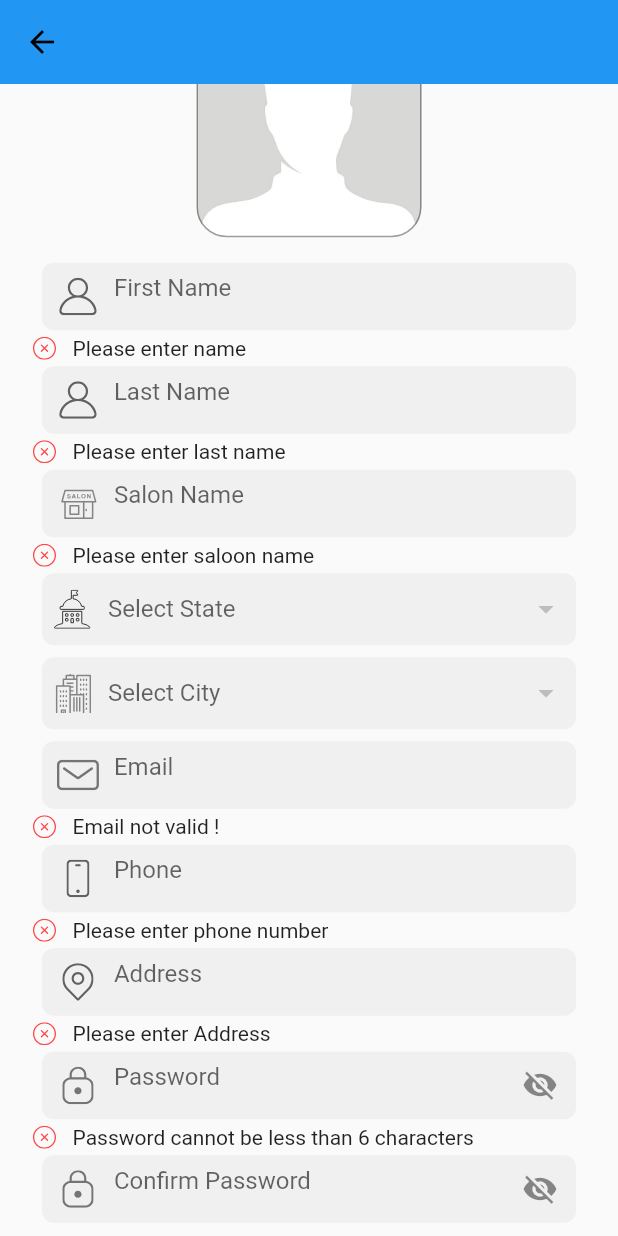
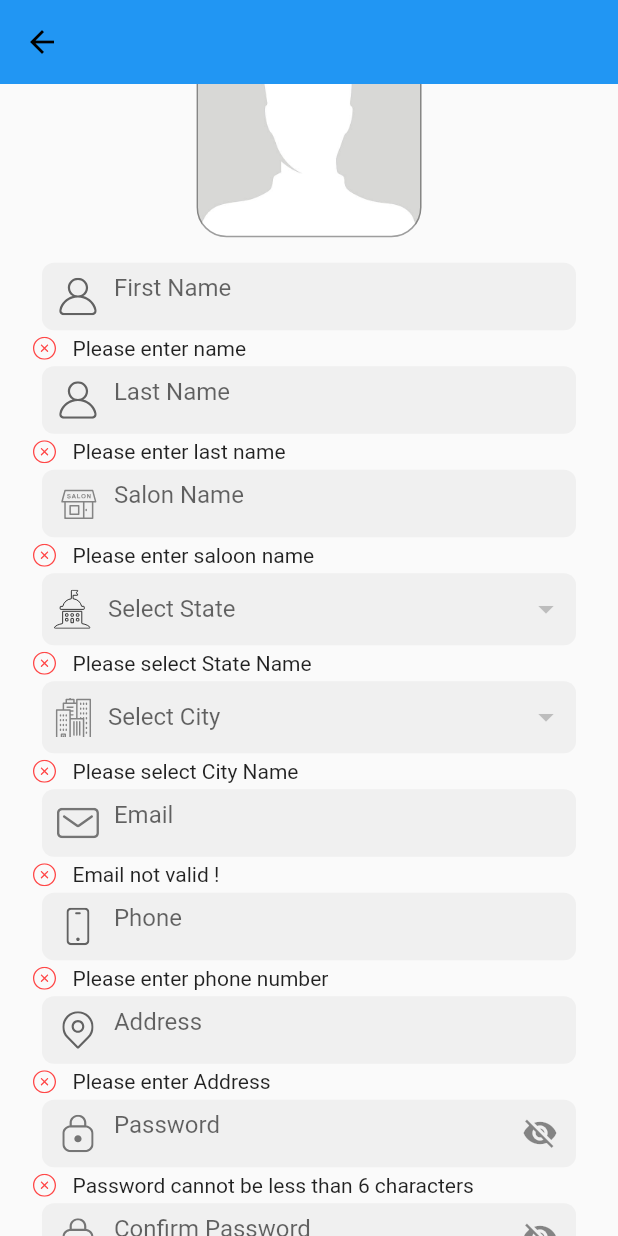
Before and after one commit to MAhsanEjaz/BiryaniHut, a Flutter app: the SignUpPage screen opened directly, scrolled down 275 dp, after a tap on "Register", on a phone screen of 412 x 824 dp. Run offline on Flutter 3.47's test engine with Material 2 defaults, Android fonts, the phone set to English and light mode, and no system bars; our stand-ins replace awesome_dialog, cached_network_image, flutter_rating_bar, flutter_spinkit, flutter_svg, fluttertoast and 11 more; missing offline and left inert: flutter_email_sender, flutter_paypal, flutter_stripe, pay, sumup; accounts and stored records are empty; network calls fail; project files that could hold a hidden picture were left out.

Commit message:
code changes

```diff
--- a/lib/customer/register/register_page.dart
+++ b/lib/customer/register/register_page.dart
@@ -377,7 +377,6 @@ class _SignUpScreenState extends State<SignUpPage> {
                   //   ),
                   // ),
                   //
-                  // if (isStateError) formErrorText(error: stateNameErrorString),
 
                   Padding(
                     padding: const EdgeInsets.symmetric(
@@ -390,7 +389,7 @@ class _SignUpScreenState extends State<SignUpPage> {
                         padding: const EdgeInsets.symmetric(horizontal: 8.0),
                         child: DropdownButton(
                             isExpanded: true,
-                            underline: SizedBox(),
+                            underline: const SizedBox(),
                             hint: Row(
                               children: [
                                 SvgPicture.asset(
@@ -399,7 +398,7 @@ class _SignUpScreenState extends State<SignUpPage> {
                                   height: 26,
                                   alignment: Alignment.centerLeft,
                                 ),
-                                SizedBox(width: 10),
+                                const SizedBox(width: 10),
                                 Text(statesName == null
                                     ? 'Select State'
                                     : statesName!),
@@ -423,6 +422,7 @@ class _SignUpScreenState extends State<SignUpPage> {
                       ),
                     ),
                   ),
+                  if (isStateError) formErrorText(error: stateNameErrorString),
 
                   Padding(
                     padding: const EdgeInsets.symmetric(
@@ -435,7 +435,7 @@ class _SignUpScreenState extends State<SignUpPage> {
                         padding: const EdgeInsets.symmetric(horizontal: 8.0),
                         child: DropdownButton(
                             isExpanded: true,
-                            underline: SizedBox(),
+                            underline: const SizedBox(),
                             hint: Row(
                               children: [
                                 SvgPicture.asset(
@@ -446,7 +446,7 @@ class _SignUpScreenState extends State<SignUpPage> {
                                   fit: BoxFit.cover,
                                   alignment: Alignment.centerLeft,
                                 ),
-                                SizedBox(width: 10),
+                                const SizedBox(width: 10),
                                 Text(cityName == null
                                     ? 'Select City'
                                     : cityName!),
@@ -482,7 +482,7 @@ class _SignUpScreenState extends State<SignUpPage> {
                   //     alignment: Alignment.centerLeft,
                   //   ),
                   // ),
-                  // if (isCityError) formErrorText(error: cityNameErrorString),
+                  if (isCityError) formErrorText(error: cityNameErrorString),
 
                   CustomTextField(
                       controller: emailCont,
@@ -714,16 +714,16 @@ class _SignUpScreenState extends State<SignUpPage> {
       isSalonError = false;
     }
 
-    if (stateCont.text.isEmpty) {
-      stateNameErrorString = "Please enter state name";
+    if (statesName == null) {
+      stateNameErrorString = "Please select State Name";
       isStateError = true;
       isValid = false;
     } else {
       isStateError = false;
     }
 
-    if (cityCont.text.isEmpty) {
-      cityNameErrorString = "Please enter city name";
+    if (cityName == null) {
+      cityNameErrorString = "Please select City Name";
       isCityError = true;
       isValid = false;
     } else {
--- a/lib/main.dart
+++ b/lib/main.dart
@@ -114,7 +114,7 @@ class _MyAppState extends State<MyApp> {
           : stripeApiKey.toString();
       await Stripe.instance.applySettings();
 
-      print('stripe--->${stripeApiKey}');
+      print('stripe--->$stripeApiKey');
     } catch (e) {
       print(e);
       // Handle the exception
```
